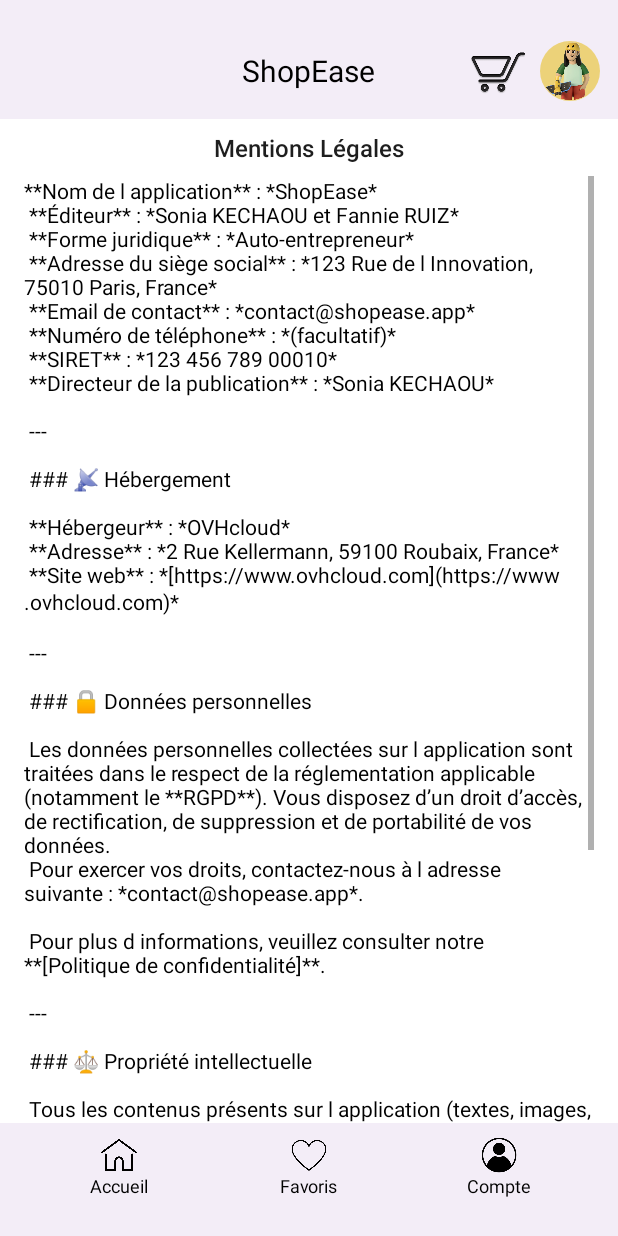
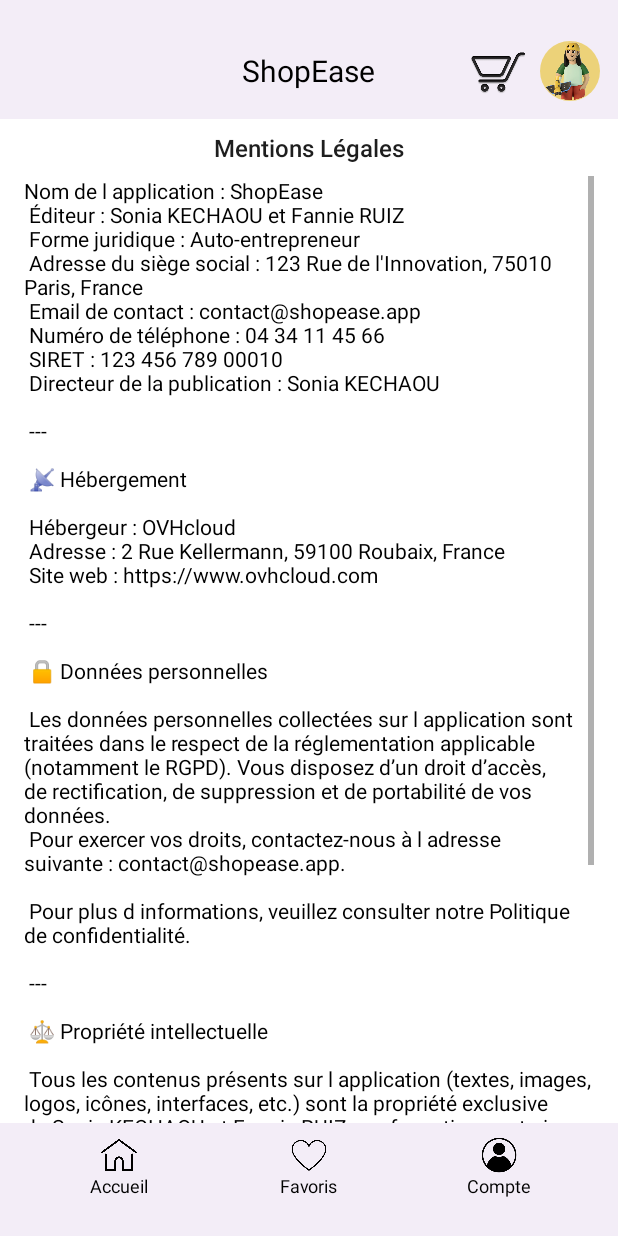
Before and after one commit to SoniaKc/ShopEase, an Android app: the MentionsLegales screen opened directly, with no data from a screen before it, on a phone screen of 412 x 824 dp. Run offline under Robolectric (Android 15) with nearby library versions, the phone set to English and light mode, and no system bars.

Commit message:
Modified strings

```diff
--- a/app/src/main/res/values/strings.xml
+++ b/app/src/main/res/values/strings.xml
@@ -84,58 +84,58 @@
 
     <string name="aPropos">🛒 À propos de ShopEase \n
 Bienvenue sur ShopEase, votre nouvelle plateforme mobile de e-commerce intelligente, conçue pour rendre l’achat et la vente de produits plus simple, rapide et personnalisée que jamais. \n
-Notre mission ? Offrir à chacun, particulier ou commerçant, un espace sécurisé et intuitif pour acheter et vendre une grande variété de produits. Que vous soyez à la recherche d’un article spécifique ou que vous souhaitiez lancer votre propre boutique en ligne, ShopEase est là pour vous accompagner à chaque étape. \n
+Notre mission ? Offrir à chacun, particulier ou commerçant, un espace sécurisé et intuitif pour acheter et vendre une grande variété de produits. Que vous soyez à la recherche d’un article spécifique ou que vous souhaitiez lancer votre propre boutique en ligne, ShopEase est là pour vous accompagner à chaque étape. \n\n
 🚀 Ce que nous offrons : \n
 Un catalogue riche et facile à parcourir, avec des filtres avancés pour trouver rapidement ce que vous cherchez. \n
 Une expérience utilisateur fluide, adaptée à vos goûts grâce à notre moteur de recommandations intelligent. \n
 Des paiements sécurisés et un suivi en temps réel de vos commandes. \n
 Un système de notation et d’avis pour vous aider à faire les bons choix. \n
-Une interface moderne pensée à la fois pour les acheteurs et les vendeurs. \n
+Une interface moderne pensée à la fois pour les acheteurs et les vendeurs. \n\n
 🤝 Pour les vendeurs : \n
 Créez votre boutique en quelques minutes, gérez vos produits et suivez vos ventes en toute autonomie grâce à un tableau de bord complet et facile à utiliser. \n
-ShopEase, c’est bien plus qu’un simple marketplace : c’est une communauté dynamique, propulsée par la technologie et centrée sur la confiance et la qualité. \n
+ShopEase, c’est bien plus qu’un simple marketplace : c’est une communauté dynamique, propulsée par la technologie et centrée sur la confiance et la qualité. \n\n
 N’hésitez pas à nous contacter ou visiter la section FAQ pour toute question. Merci de faire partie de l’aventure ! 🌟</string>
 
     <string name="MentionsLegales">
-        **Nom de l application** : *ShopEase*\n
-**Éditeur** : *Sonia KECHAOU et Fannie RUIZ*\n
-**Forme juridique** : *Auto-entrepreneur*\n
-**Adresse du siège social** : *123 Rue de l Innovation, 75010 Paris, France*\n
-**Email de contact** : *contact@shopease.app*\n
-**Numéro de téléphone** : *(facultatif)*\n
-**SIRET** : *123 456 789 00010*\n
-**Directeur de la publication** : *Sonia KECHAOU*\n
+        Nom de l application : ShopEase\n
+        Éditeur : Sonia KECHAOU et Fannie RUIZ\n
+        Forme juridique : Auto-entrepreneur\n
+        Adresse du siège social : 123 Rue de l\'Innovation, 75010 Paris, France\n
+        Email de contact : contact@shopease.app\n
+        Numéro de téléphone : 04 34 11 45 66\n
+        SIRET : 123 456 789 00010\n
+        Directeur de la publication : Sonia KECHAOU\n
 \n
 ---\n
 \n
-### 📡 Hébergement\n
+        📡 Hébergement\n
 \n
-**Hébergeur** : *OVHcloud*\n
-**Adresse** : *2 Rue Kellermann, 59100 Roubaix, France*\n
-**Site web** : *[https://www.ovhcloud.com](https://www.ovhcloud.com)*\n
+Hébergeur : OVHcloud\n
+Adresse : 2 Rue Kellermann, 59100 Roubaix, France\n
+Site web : https://www.ovhcloud.com\n
 \n
 ---\n
 \n
-### 🔒 Données personnelles\n
+ 🔒 Données personnelles\n
 \n
-Les données personnelles collectées sur l application sont traitées dans le respect de la réglementation applicable (notamment le **RGPD**). Vous disposez d’un droit d’accès, de rectification, de suppression et de portabilité de vos données.\n
-Pour exercer vos droits, contactez-nous à l adresse suivante : *contact@shopease.app*.\n
+Les données personnelles collectées sur l application sont traitées dans le respect de la réglementation applicable (notamment le RGPD). Vous disposez d’un droit d’accès, de rectification, de suppression et de portabilité de vos données.\n
+Pour exercer vos droits, contactez-nous à l adresse suivante : contact@shopease.app.\n
 \n
-Pour plus d informations, veuillez consulter notre **[Politique de confidentialité]**.\n
+Pour plus d informations, veuillez consulter notre Politique de confidentialité.\n
 \n
 ---\n
 \n
-### ⚖️ Propriété intellectuelle\n
+ ⚖️ Propriété intellectuelle\n
 \n
-Tous les contenus présents sur l application (textes, images, logos, icônes, interfaces, etc.) sont la propriété exclusive de *Sonia KECHAOU et Fannie RUIZ*, sauf mention contraire, et sont protégés par les lois en vigueur sur la propriété intellectuelle.\n
+Tous les contenus présents sur l application (textes, images, logos, icônes, interfaces, etc.) sont la propriété exclusive de Sonia KECHAOU et Fannie RUIZ, sauf mention contraire, et sont protégés par les lois en vigueur sur la propriété intellectuelle.\n
 Toute reproduction ou utilisation non autorisée est strictement interdite.\n
 \n
 ---\n
 \n
-### 📱 Conditions d’utilisation\n
+ 📱 Conditions d’utilisation\n
 \n
-L utilisation de l application implique l acceptation pleine et entière de nos **[Conditions Générales d’Utilisation]**.\n
-L éditeur se réserve le droit de modifier à tout moment les présentes mentions légales.\n
+L\'utilisation de l application implique l acceptation pleine et entière de nos Conditions Générales d’Utilisation.\n
+L\'éditeur se réserve le droit de modifier à tout moment les présentes mentions légales.\n
     </string>
 
 
```
